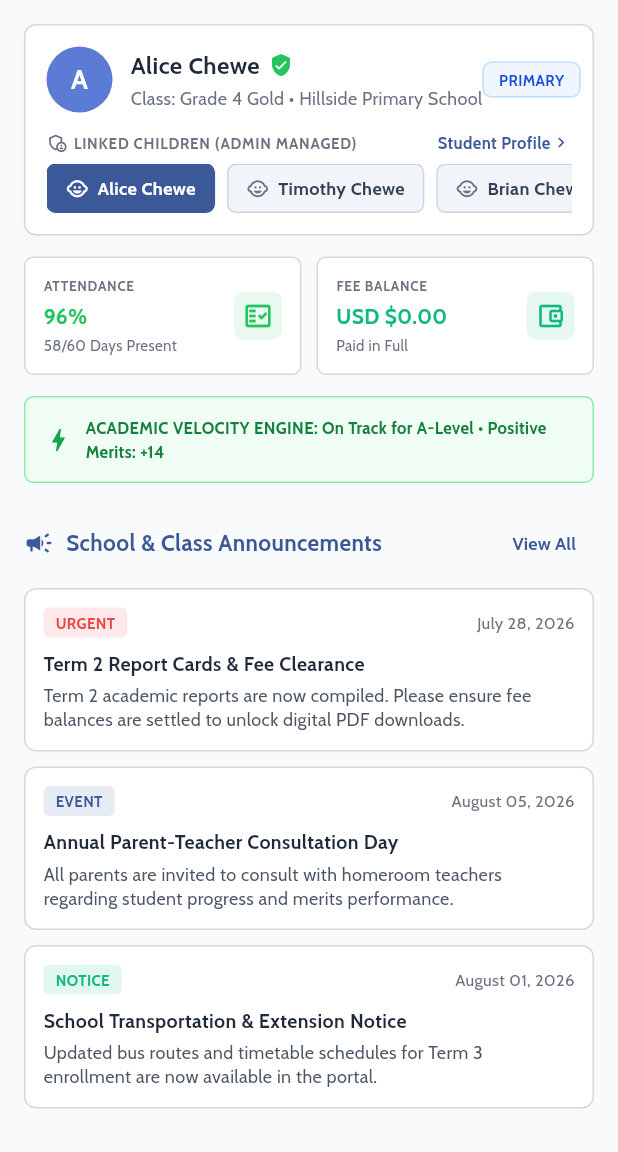
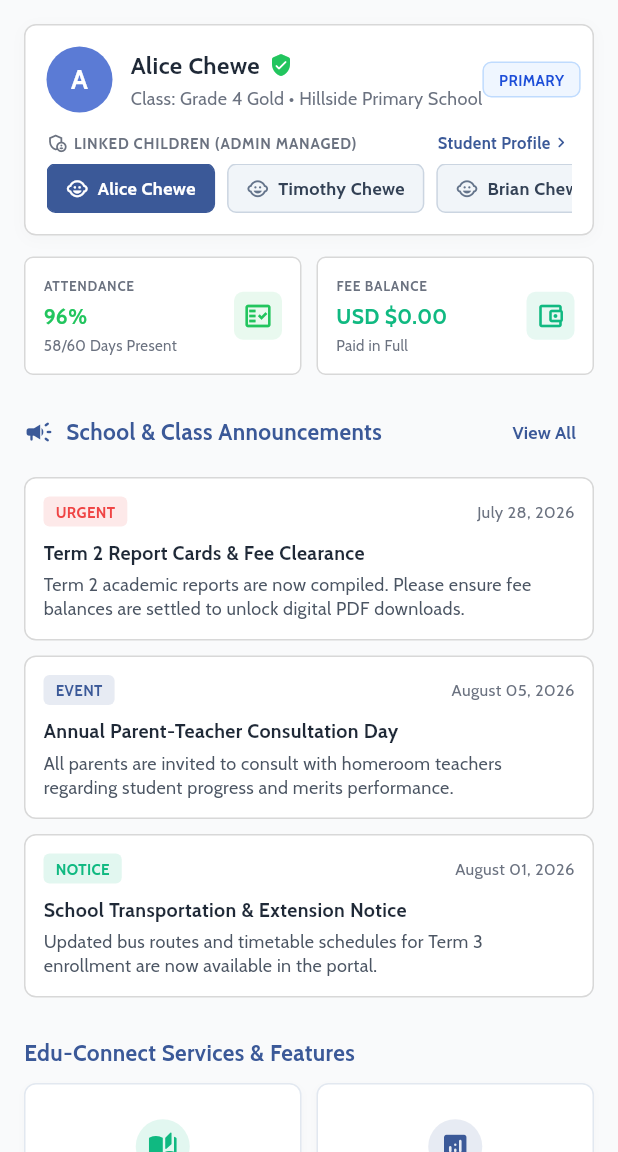
Before and after one commit to Jeyzimtech/Guardianship-App, a Flutter app: the DashboardHome screen opened directly, on a phone screen of 412 x 824 dp, the part 84-1236 px from its top. Run offline on Flutter 3.47's test engine with Material 3 defaults, Android fonts, the light colour scheme and no system bars; our stand-ins replace dio, google_fonts, shared_preferences; accounts and stored records are empty.

Commit message:
fix: remove duplicate Attendance item from admin sidebar and remove Academic Velocity Engine banner from Parent Dashboard

```diff
--- a/mobile/lib/features/parent/parent_dashboard_view.dart
+++ b/mobile/lib/features/parent/parent_dashboard_view.dart
@@ -444,29 +444,7 @@ class _ParentDashboardViewState extends State<ParentDashboardView> {
           ),
           const SizedBox(height: 14),
 
-          // 3. VELOCITY ENGINE BANNER
-          Container(
-            width: double.infinity,
-            padding: const EdgeInsets.all(12),
-            decoration: BoxDecoration(
-              color: const Color(0xFFF0FDF4),
-              borderRadius: BorderRadius.circular(6),
-              border: Border.all(color: const Color(0xFF86EFAC)),
-            ),
-            child: Row(
-              children: [
-                const Icon(Icons.bolt_rounded, color: Color(0xFF16A34A), size: 20),
-                const SizedBox(width: 8),
-                Expanded(
-                  child: Text(
-                    'ACADEMIC VELOCITY ENGINE: ${currentChild['velocity_status']} • Positive Merits: +${currentChild['merits_pos']}',
-                    style: const TextStyle(fontSize: 11, fontWeight: FontWeight.bold, color: Color(0xFF15803D)),
-                  ),
-                ),
-              ],
-            ),
-          ),
-          const SizedBox(height: 16),
+
 
           // 4. SCHOOL ANNOUNCEMENTS SECTION
           Row(
```
Also changed, not shown: 1 other file.
